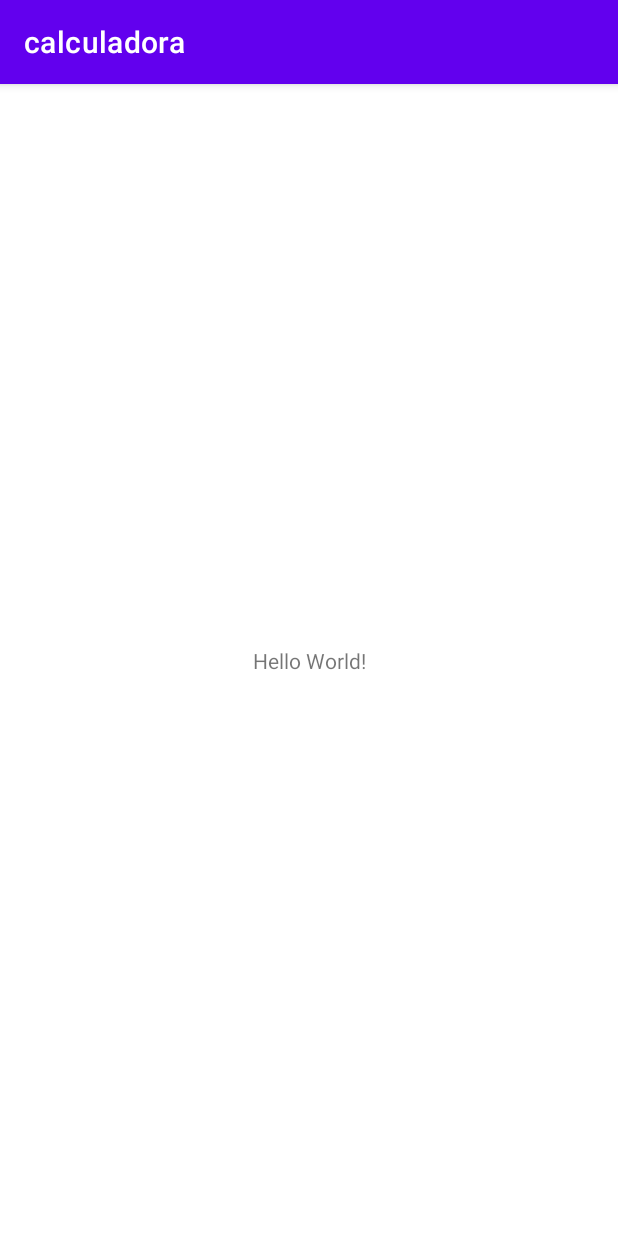
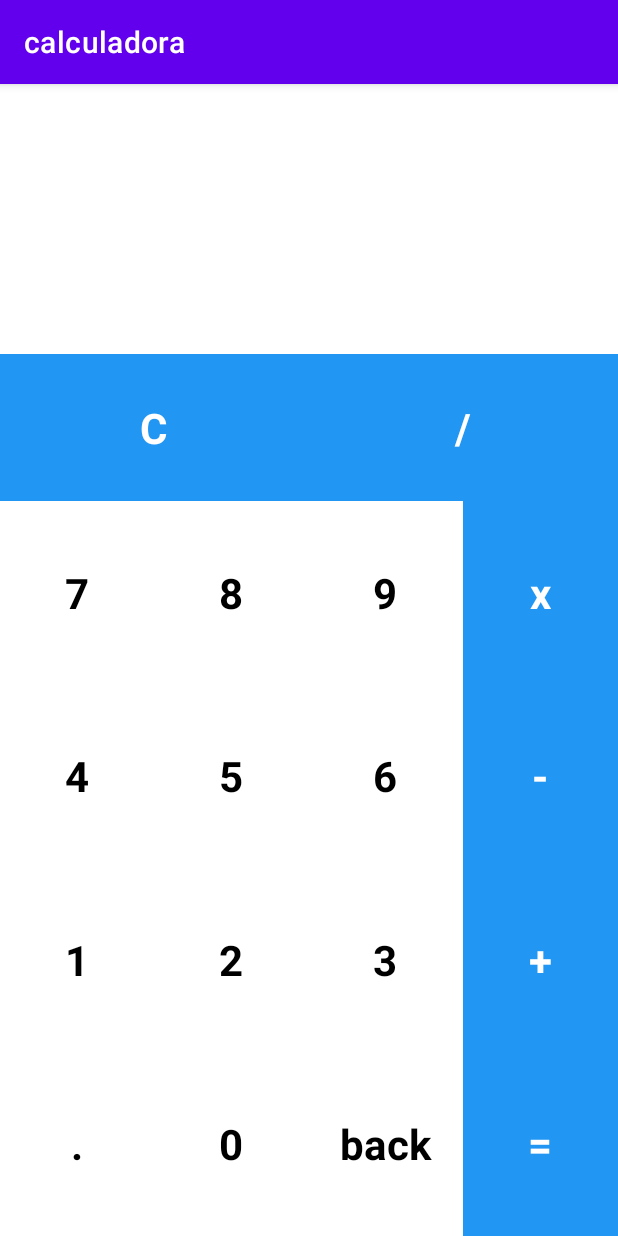
Before and after one commit to wrksystem/calculadora-kotlin, an Android app: the screen it shows after launch (MainActivity), on a phone screen of 412 x 824 dp. Run offline under Robolectric (Android 15) with nearby library versions, the phone set to English and light mode, and no system bars.

Commit message:
Layout XML do APP pronto.

```diff
--- a/app/src/main/res/layout/activity_main.xml
+++ b/app/src/main/res/layout/activity_main.xml
@@ -1,18 +1,154 @@
 <?xml version="1.0" encoding="utf-8"?>
-<androidx.constraintlayout.widget.ConstraintLayout xmlns:android="http://schemas.android.com/apk/res/android"
+<LinearLayout xmlns:android="http://schemas.android.com/apk/res/android"
     xmlns:app="http://schemas.android.com/apk/res-auto"
     xmlns:tools="http://schemas.android.com/tools"
     android:layout_width="match_parent"
     android:layout_height="match_parent"
+    android:orientation="vertical"
+    android:background="@color/white"
     tools:context=".MainActivity">
 
     <TextView
-        android:layout_width="wrap_content"
-        android:layout_height="wrap_content"
-        android:text="Hello World!"
-        app:layout_constraintBottom_toBottomOf="parent"
-        app:layout_constraintEnd_toEndOf="parent"
-        app:layout_constraintStart_toStartOf="parent"
-        app:layout_constraintTop_toTopOf="parent" />
+        android:id="@+id/expressao"
+        android:layout_width="match_parent"
+        android:layout_height="80dp"
+        android:textColor="@color/black"
+        android:textSize="40sp"
+        android:layout_marginEnd="10dp"
+        android:gravity="end"
+        android:ellipsize="start"
+        android:singleLine="true"/>
 
-</androidx.constraintlayout.widget.ConstraintLayout>
+    <TextView
+        android:id="@+id/resultado"
+        android:layout_width="match_parent"
+        android:layout_height="100dp"
+        android:textColor="@color/black"
+        android:textSize="30sp"
+        android:layout_marginEnd="10dp"
+        android:gravity="end"
+        android:maxLines="1"
+        android:ellipsize="end"/>
+
+    <LinearLayout
+        android:layout_width="match_parent"
+        android:layout_height="0dp"
+        android:layout_weight="0.8"
+        android:orientation="horizontal">
+
+        <TextView
+            android:id="@+id/limpar"
+            style="@style/Operators_Button"
+            android:text="C"/>
+        <TextView
+            android:id="@+id/divisao"
+            style="@style/Operators_Button"
+            android:text="/"/>
+
+    </LinearLayout>
+
+    <LinearLayout
+        android:layout_width="match_parent"
+        android:layout_height="0dp"
+        android:orientation="horizontal"
+        android:layout_weight="1">
+
+        <TextView
+            android:id="@+id/numero_sete"
+            style="@style/Number_Button"
+            android:text="7"/>
+
+        <TextView
+            android:id="@+id/numero_oito"
+            style="@style/Number_Button"
+            android:text="8"/>
+        <TextView
+            android:id="@+id/numero_nove"
+            style="@style/Number_Button"
+            android:text="9"/>
+        <TextView
+            android:id="@+id/multiplicacao"
+            style="@style/Operators_Button"
+            android:text="x"/>
+
+    </LinearLayout>
+
+    <LinearLayout
+        android:layout_width="match_parent"
+        android:layout_height="0dp"
+        android:orientation="horizontal"
+        android:layout_weight="1">
+
+        <TextView
+            android:id="@+id/numero_quatro"
+            style="@style/Number_Button"
+            android:text="4"/>
+
+        <TextView
+            android:id="@+id/numero_cinco"
+            style="@style/Number_Button"
+            android:text="5"/>
+        <TextView
+            android:id="@+id/numero_seis"
+            style="@style/Number_Button"
+            android:text="6"/>
+        <TextView
+            android:id="@+id/subtracao"
+            style="@style/Operators_Button"
+            android:text="-"/>
+
+    </LinearLayout>
+
+    <LinearLayout
+        android:layout_width="match_parent"
+        android:layout_height="0dp"
+        android:orientation="horizontal"
+        android:layout_weight="1">
+
+        <TextView
+            android:id="@+id/numero_um"
+            style="@style/Number_Button"
+            android:text="1"/>
+
+        <TextView
+            android:id="@+id/numero_dois"
+            style="@style/Number_Button"
+            android:text="2"/>
+        <TextView
+            android:id="@+id/numero_tres"
+            style="@style/Number_Button"
+            android:text="3"/>
+        <TextView
+            android:id="@+id/soma"
+            style="@style/Operators_Button"
+            android:text="+"/>
+
+    </LinearLayout>
+
+    <LinearLayout
+        android:layout_width="match_parent"
+        android:layout_height="0dp"
+        android:orientation="horizontal"
+        android:layout_weight="1">
+
+        <TextView
+            android:id="@+id/ponto"
+            style="@style/Number_Button"
+            android:text="."/>
+
+        <TextView
+            android:id="@+id/numero_zero"
+            style="@style/Number_Button"
+            android:text="0"/>
+        <TextView
+            android:id="@+id/backspace"
+            style="@style/Number_Button"
+            android:text="back"/>
+        <TextView
+            android:id="@+id/igual"
+            style="@style/Operators_Button"
+            android:text="="/>
+
+    </LinearLayout>
+
+</LinearLayout>
--- a/app/src/main/res/values/themes.xml
+++ b/app/src/main/res/values/themes.xml
@@ -13,4 +13,27 @@
         <item name="android:statusBarColor" tools:targetApi="l">?attr/colorPrimaryVariant</item>
         <!-- Customize your theme here. -->
     </style>
+
+    <style name="Operators_Button">
+        <item name="android:layout_width">0dp</item>
+        <item name="android:layout_height">match_parent</item>
+        <item name="android:layout_weight">1</item>
+        <item name="android:background">@color/blue</item>
+        <item name="android:textColor">@color/white</item>
+        <item name="android:textSize">28sp</item>
+        <item name="android:gravity">center</item>
+        <item name="android:textStyle">bold</item>
+    </style>
+
+
+    <style name="Number_Button">
+        <item name="android:layout_width">0dp</item>
+        <item name="android:layout_height">match_parent</item>
+        <item name="android:layout_weight">1</item>
+        <item name="android:background">@color/white</item>
+        <item name="android:textColor">@color/black</item>
+        <item name="android:textSize">28sp</item>
+        <item name="android:gravity">center</item>
+        <item name="android:textStyle">bold</item>
+    </style>
 </resources>
```
